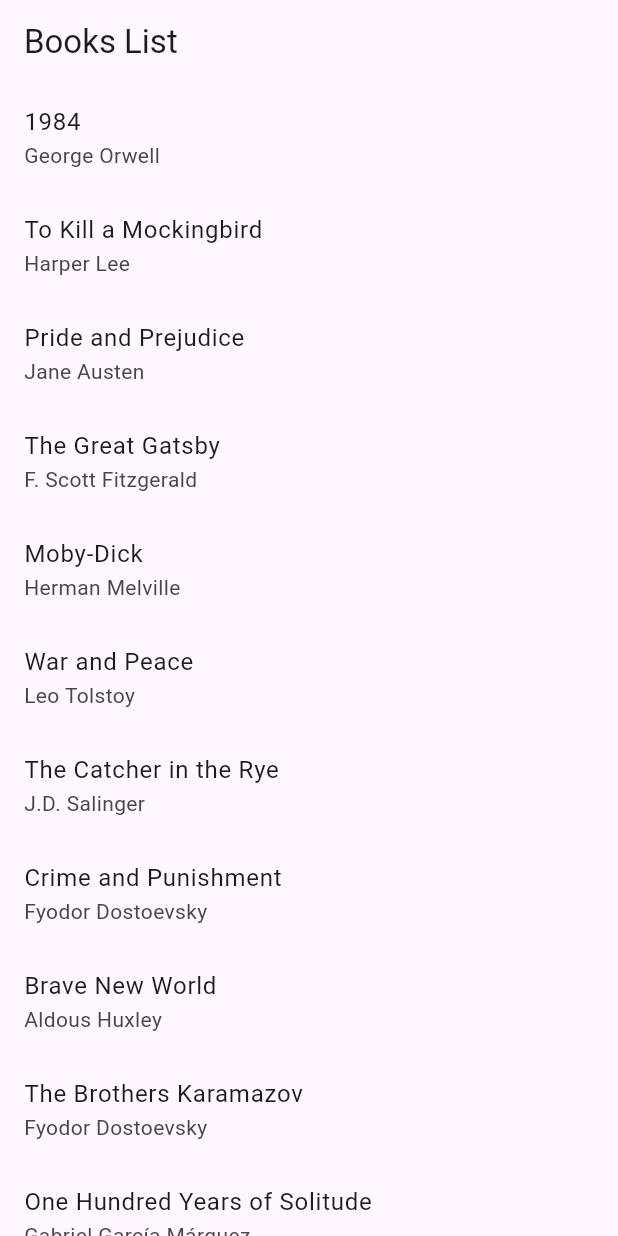
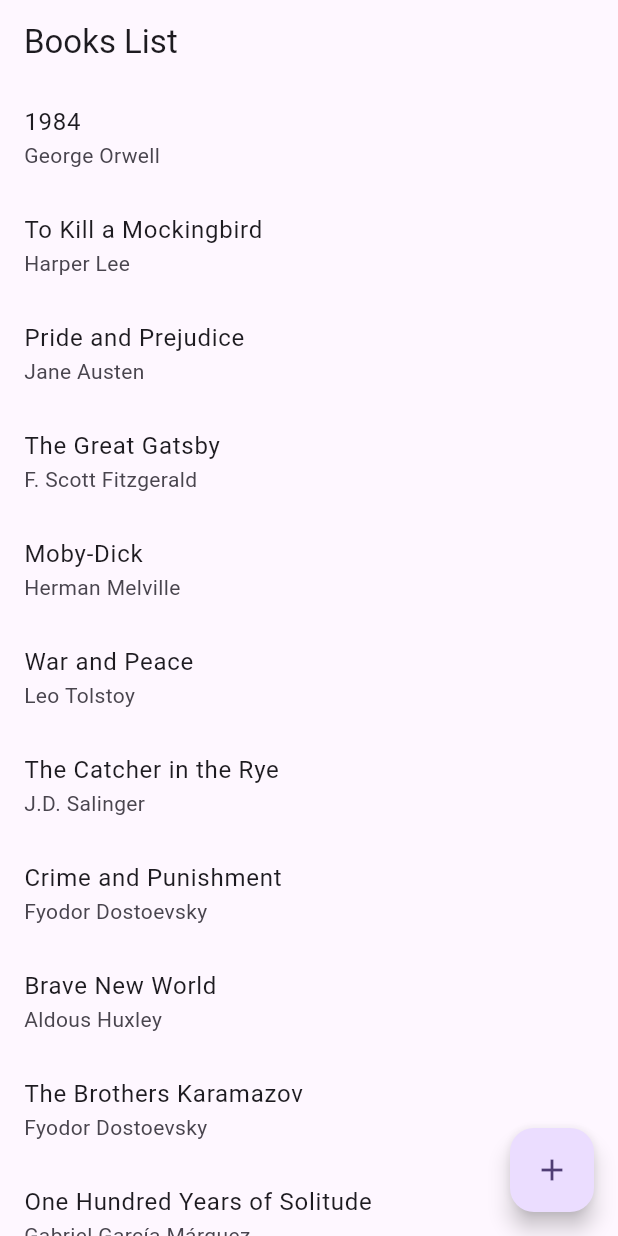
Before and after one commit to nrouelle/play_with_flutter, a Flutter app: the screen it shows after launch, on a phone screen of 412 x 824 dp. Run offline on Flutter 3.47's test engine with Material 3 defaults, Android fonts, the phone set to English and light mode, and no system bars.

Commit message:
add floating button to go to addbook screen

```diff
--- a/lib/presentation/booklist.dart
+++ b/lib/presentation/booklist.dart
@@ -3,6 +3,7 @@ import 'dart:convert';
 import 'package:flutter/material.dart';
 import 'package:flutter/services.dart';
 import 'package:testformvalidation/models/book.dart';
+import 'package:testformvalidation/presentation/add_book_widget.dart';
 
 class BookListWidget extends StatefulWidget {
   const BookListWidget({super.key});
@@ -44,6 +45,14 @@ class _BookListWidgetState extends State<BookListWidget> {
                 );
               },
             ),
+      floatingActionButton: FloatingActionButton(
+        onPressed: () {
+          Navigator.push(context, MaterialPageRoute(builder: (context) => const AddBookWidget(title: 'Add Book')))
+              .then((_) => loadBooksList()); // Reload the book list after adding a new book
+        },
+        tooltip: 'Add Book',
+        child: const Icon(Icons.add),
+      ),
     );
   }
 }
```
